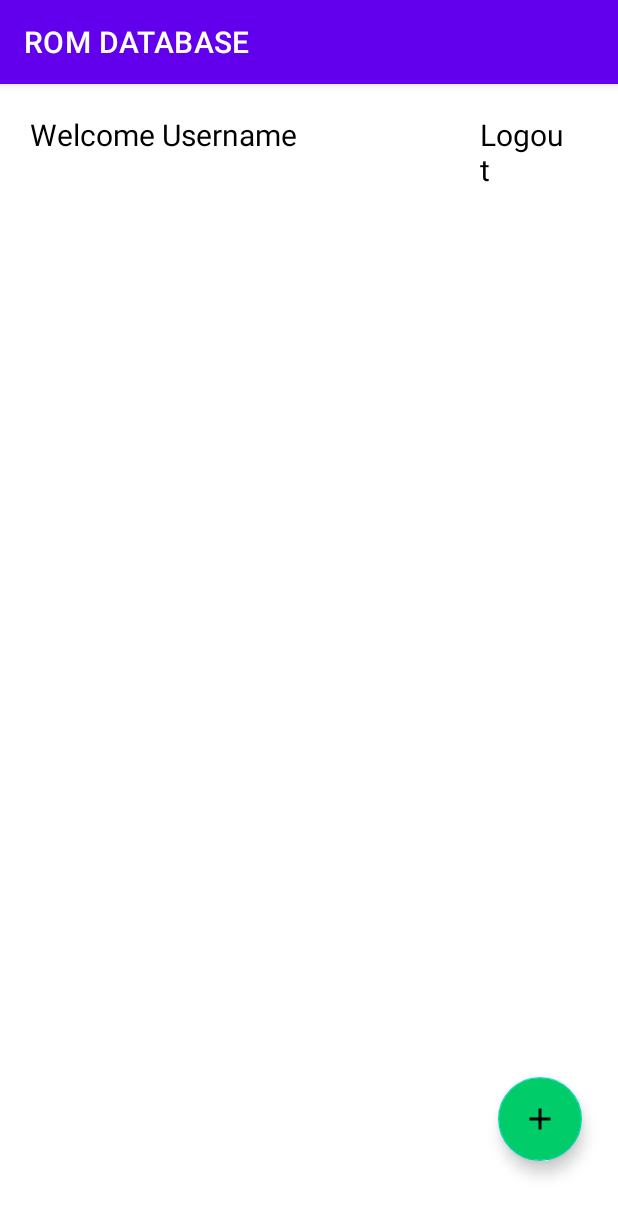
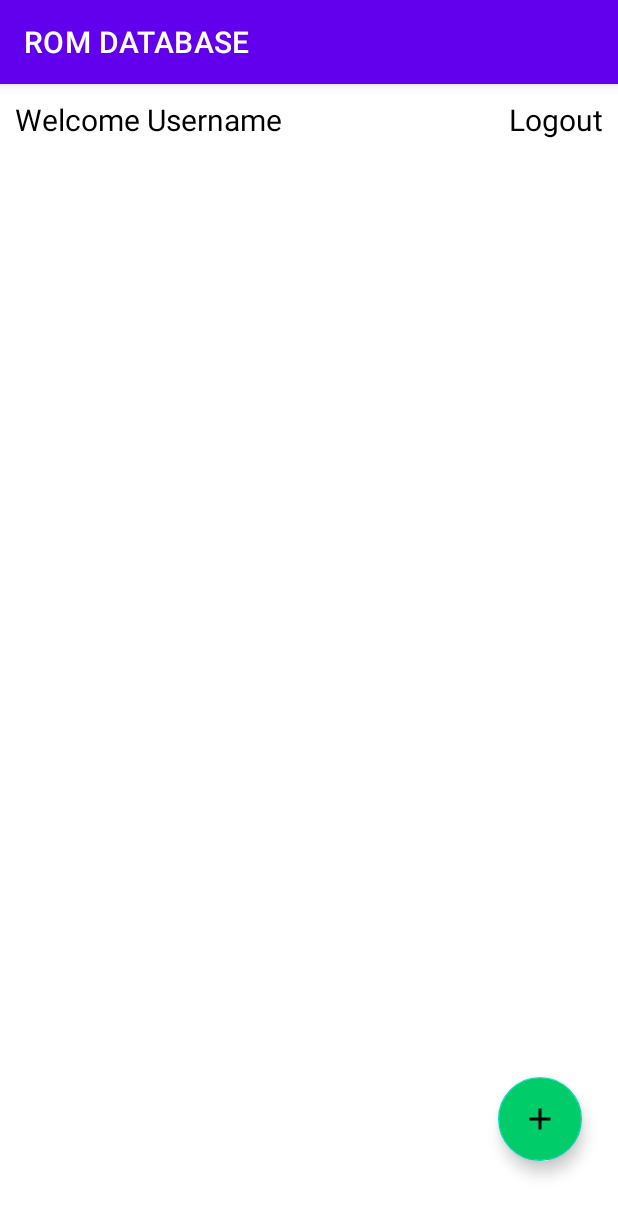
Before and after one commit to Lukmanhakim08/ROMDATABASE, an Android app: the screen it shows after launch (MainActivity), on a phone screen of 412 x 824 dp. Shown: the top 1216 px of the screen. Run offline under Robolectric (Android 15) with nearby library versions, the phone set to English and light mode, and no system bars; our stand-ins replace Room's generated code.

```diff
--- a/app/src/main/AndroidManifest.xml
+++ b/app/src/main/AndroidManifest.xml
@@ -9,6 +9,9 @@
         android:roundIcon="@mipmap/ic_launcher_round"
         android:supportsRtl="true"
         android:theme="@style/Theme.ROMDATABASE">
+        <activity
+            android:name=".EditActivity"
+            android:exported="false" />
         <activity
             android:name=".InsertDataActivity"
             android:exported="false" />
--- a/app/src/main/java/com/example/romdatabase/MainActivity.kt
+++ b/app/src/main/java/com/example/romdatabase/MainActivity.kt
@@ -41,4 +41,14 @@ class MainActivity : AppCompatActivity() {
             }
         }
     }
+
+    override fun onResume() {
+        super.onResume()
+        getDataStudent()
+    }
+
+    override fun onDestroy() {
+        super.onDestroy()
+        StudentDatabase.destroyInstance()
+    }
 }
--- a/app/src/main/res/layout/activity_main.xml
+++ b/app/src/main/res/layout/activity_main.xml
@@ -8,40 +8,28 @@
     android:layout_height="match_parent"
     tools:context=".MainActivity">
 
-    <LinearLayout
-        android:id="@+id/ly_profile"
-        android:layout_width="match_parent"
-        android:layout_height="wrap_content"
-        android:layout_marginStart="10dp"
-        android:layout_marginTop="10dp"
-        android:layout_marginEnd="10dp"
-        android:layout_marginBottom="10dp"
-        android:orientation="horizontal"
-        tools:ignore="MissingConstraints">
-
     <TextView
         android:id="@+id/text_username"
-            android:layout_width="300dp"
+        android:layout_width="wrap_content"
         android:layout_height="wrap_content"
         android:text="Welcome Username"
         android:textColor="@color/black"
-            android:textSize="20dp" />
+        android:textSize="20dp"
+        android:layout_marginBottom="10dp"/>
 
     <TextView
         android:layout_width="wrap_content"
         android:layout_height="wrap_content"
-            android:layout_marginEnd="10dp"
+        android:layout_alignParentRight="true"
         android:text="Logout"
         android:textColor="@color/black"
         android:textSize="20dp" />
-
-    </LinearLayout>
 
     <androidx.recyclerview.widget.RecyclerView
         android:id="@+id/rv_student"
         android:layout_width="match_parent"
         android:layout_height="match_parent"
-        android:layout_below="@+id/ly_profile" />
+        android:layout_below="@+id/text_username" />
 
     <com.google.android.material.floatingactionbutton.FloatingActionButton
         android:id="@+id/btn_add"
```
Also changed, not shown: app/src/main/java/com/example/romdatabase/AdapterStudent.kt (+39 -0 lines), app/src/main/java/com/example/romdatabase/EditActivity.kt (added, +39 -0 lines), app/src/main/res/layout/activity_edit.xml (added, +33 -0 lines), app/src/main/res/layout/alert_input.xml (+3 -6 lines), app/src/main/res/layout/alert_update.xml (+3 -6 lines), app/src/main/res/layout/item_logbook.xml (+14 -41 lines). Lines whose indentation alone changed are shown as unchanged.
